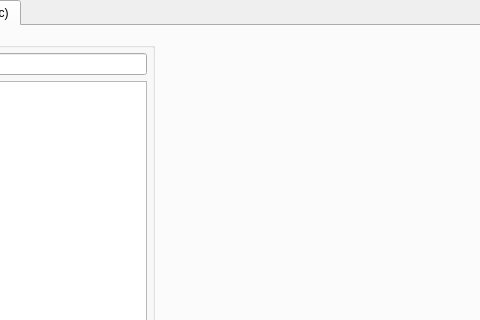
Wyrserth/TrinityCore, file src/dbedit/UI/MainWindow.ui: the form before one commit; both pictures show x 121 to 601 and y 0 to 320 of the 891 by 670 pixel window.
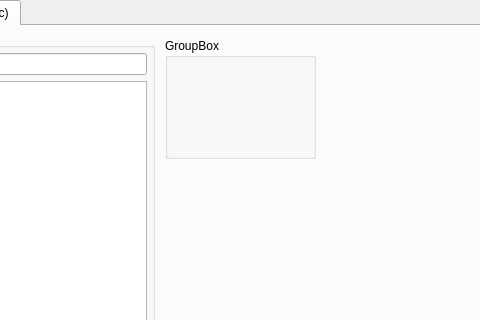
The form after the commit. Custom widgets are drawn as their Qt base class.

```diff
--- a/src/dbedit/UI/MainWindow.ui
+++ b/src/dbedit/UI/MainWindow.ui
@@ -93,7 +93,21 @@
          </widget>
         </item>
         <item>
-         <widget class="QWidget" name="widget" native="true"/>
+         <widget class="SpellDataDisplay" name="widget" native="true">
+          <widget class="QGroupBox" name="groupBox_2">
+           <property name="geometry">
+            <rect>
+             <x>10</x>
+             <y>10</y>
+             <width>151</width>
+             <height>121</height>
+            </rect>
+           </property>
+           <property name="title">
+            <string>GroupBox</string>
+           </property>
+          </widget>
+         </widget>
         </item>
        </layout>
       </widget>
@@ -124,6 +138,12 @@
    <extends>QListWidget</extends>
    <header>SpellSearchResults.h</header>
   </customwidget>
+  <customwidget>
+   <class>SpellDataDisplay</class>
+   <extends>QWidget</extends>
+   <header>SpellDataDisplay.h</header>
+   <container>1</container>
+  </customwidget>
  </customwidgets>
  <resources/>
  <connections/>
```
Left out of the diff: 2 changed lines with no effect on the pictures.
